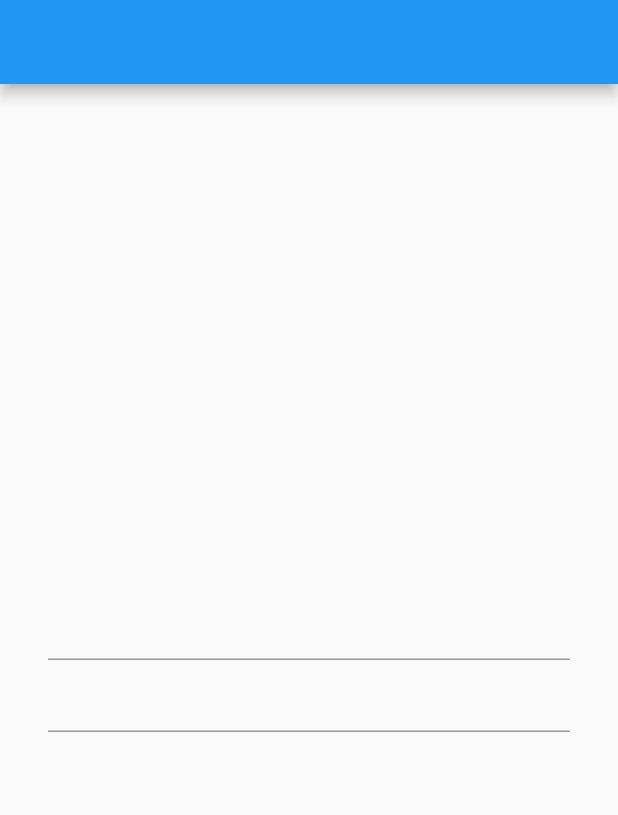
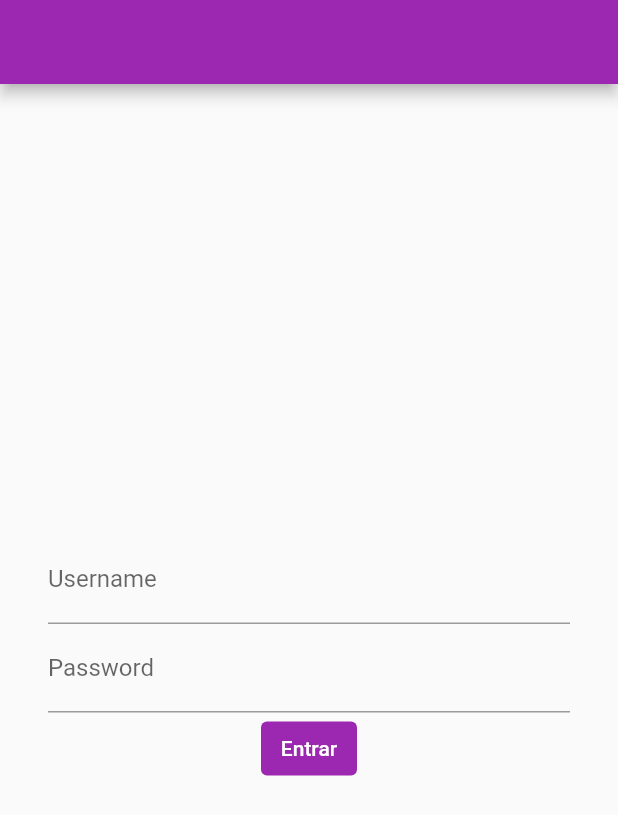
Before and after one commit to vickpg/flutter, a Flutter app: the screen it shows after launch, on a phone screen of 412 x 824 dp. Shown: the top 815 px of the screen. Run offline on Flutter 3.47's test engine with Material 2 defaults, Android fonts, the phone set to English and light mode, and no system bars.

Commit message:
config login and new route to HomePage

```diff
--- a/auth/lib/main.dart
+++ b/auth/lib/main.dart
@@ -7,9 +7,25 @@
 import 'package:flutter/material.dart';
 
 void main() {
-  runApp(const MaterialApp(
-    home: LoginPage(),
+  runApp(MaterialApp(
+    theme: ThemeData(primarySwatch: Colors.purple),
+    initialRoute: "/login",
+    routes: {
+      "/login": (context) => const LoginPage(),
+      "/home": (context) => const HomePage(),
+    },
   ));
+}
+
+class HomePage extends StatelessWidget {
+  const HomePage({Key? key}) : super(key: key);
+
+  @override
+  Widget build(BuildContext context) {
+    return const Scaffold(
+      body: Center(child: Text("Usuário logado com sucesso")),
+    );
+  }
 }
 
 class LoginPage extends StatefulWidget {
@@ -20,59 +36,92 @@ class LoginPage extends StatefulWidget {
 }
 
 class _LoginPageState extends State<LoginPage> {
+  String? username;
+  String? password;
+  var isLoading = false;
+
+  final formKey = GlobalKey<FormState>();
+
+// parâmetros nomeados
+  void login({
+    required String username,
+    required String password,
+  }) async {
+    isLoading = true;
+    setState(() {});
+    final response = await apiLogin(username: username, password: password);
+    isLoading = false;
+    setState(() {});
+    if (response) {
+      Navigator.pushNamed(context, "/home");
+    }
+  }
+
+  bool validate() {
+    final form = formKey.currentState!;
+    if (form.validate()) {
+      form.save();
+      return true;
+    } else {
+      return false;
+    }
+  }
+
+  String? validadeUsername(String? username) =>
+      username != null && username.isNotEmpty
+          ? null
+          : "O username precisa ser diferente de nulo";
+  String? validadePassword(String? password) =>
+      password != null && password.length >= 4
+          ? null
+          : "A senha precisa ter 4 caracteres";
+
+  Future<bool> apiLogin(
+      {required String username, required String password}) async {
+    await Future.delayed(const Duration(seconds: 3));
+    return true;
+  }
+
   @override
   Widget build(BuildContext context) {
     return Scaffold(
-        appBar: AppBar(),
+        appBar: AppBar(
+          backgroundColor: Colors.purple,
+        ),
         body: Padding(
-          padding: const EdgeInsets.symmetric(horizontal: 32.0),
-          child: Column(
-            mainAxisAlignment: MainAxisAlignment.center,
-            children: [TextField(), TextField()],
-          ),
-        ));
+            padding: const EdgeInsets.symmetric(horizontal: 32.0),
+            child: Form(
+              key: formKey,
+              child: Column(
+                mainAxisAlignment: MainAxisAlignment.center,
+                children: [
+                  TextFormField(
+                    decoration: const InputDecoration(labelText: "Username"),
+                    validator: (value) => validadeUsername(value),
+                    onSaved: (value) => username = value,
+                  ),
+                  TextFormField(
+                    decoration: const InputDecoration(labelText: "Password"),
+                    validator: (value) => validadePassword(value),
+                    obscureText: true,
+                    onSaved: (value) => password = value,
+                  ),
+                  if (isLoading)
+                    const CircularProgressIndicator()
+                  else
+                    TextButton(
+                        style: ButtonStyle(
+                            backgroundColor:
+                                MaterialStateProperty.all(Colors.purple)),
+                        onPressed: () {
+                          if (validate()) {
+                            login(username: username!, password: password!);
+                          }
+                        },
+                        child: const Text("Entrar",
+                            style: TextStyle(color: Colors.white))),
+                ],
+              ),
+            )));
   }
 }
-
-// void main() {
-//   final isValid = validate(username: "username", password: "password");
-//   if (isValid == null) {
-//     login(username: "username", password: "password");
-//   }
-// }
-
-// // parâmetros nomeados
-// void login({
-//   required String username,
-//   required String password,
-// }) {
-//   final response = validadeLogin(username: username, password: password);
-//   if (response) {
-//     print("Abrindo a HomePage");
-//   }
-// }
-
-// String? validate({required String password, required String username}) {
-//   final passwordIsValid = validadePassword(password);
-//   final usernameIsValid = validadeUsername(username);
-
-//   if (passwordIsValid == false) {
-//     return "A senha precisa ter 4 caracteres";
-//   }
-//   if (usernameIsValid == false) {
-//     return "O username precisa ser diferente de nulo";
-//   }
-
-//   return null;
-// }
-
-// bool validadeUsername(String? username) =>
-//     username != null && username.length > 0;
-// bool validadePassword(String? password) =>
-//     password != null && password.length > 4;
-
-// bool validadeLogin({required String username, required String password}) {
-//   print("Conectando no servidor");
-//   print("Login realizado com sucesso");
-//   return true;
-// }
```
